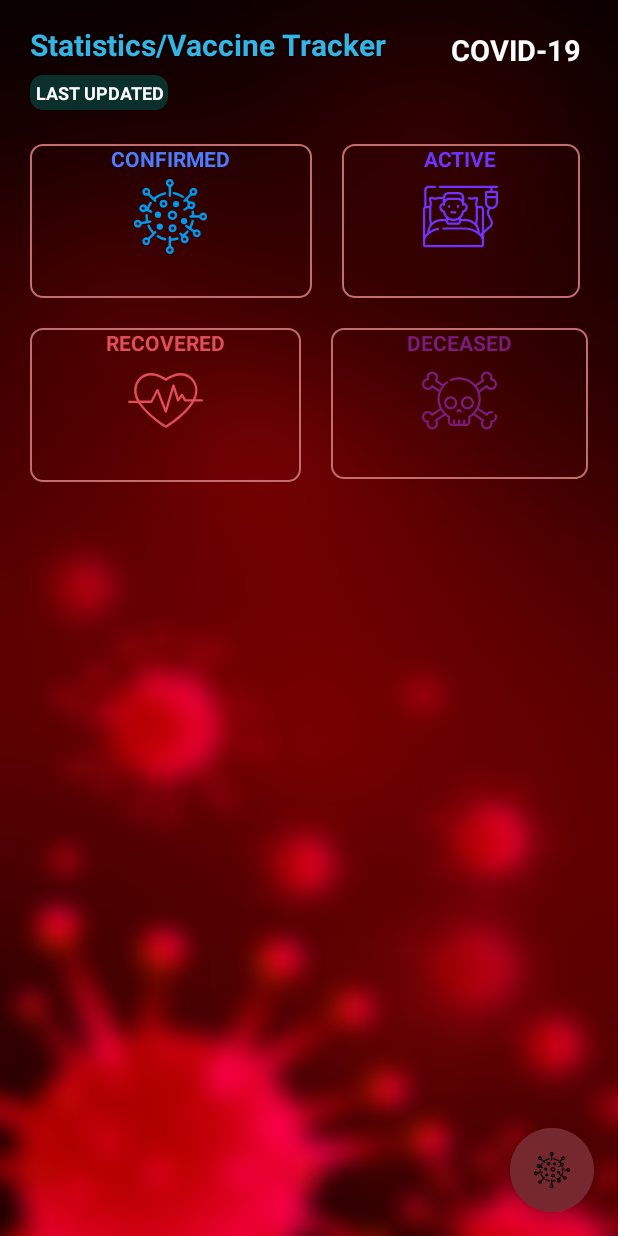
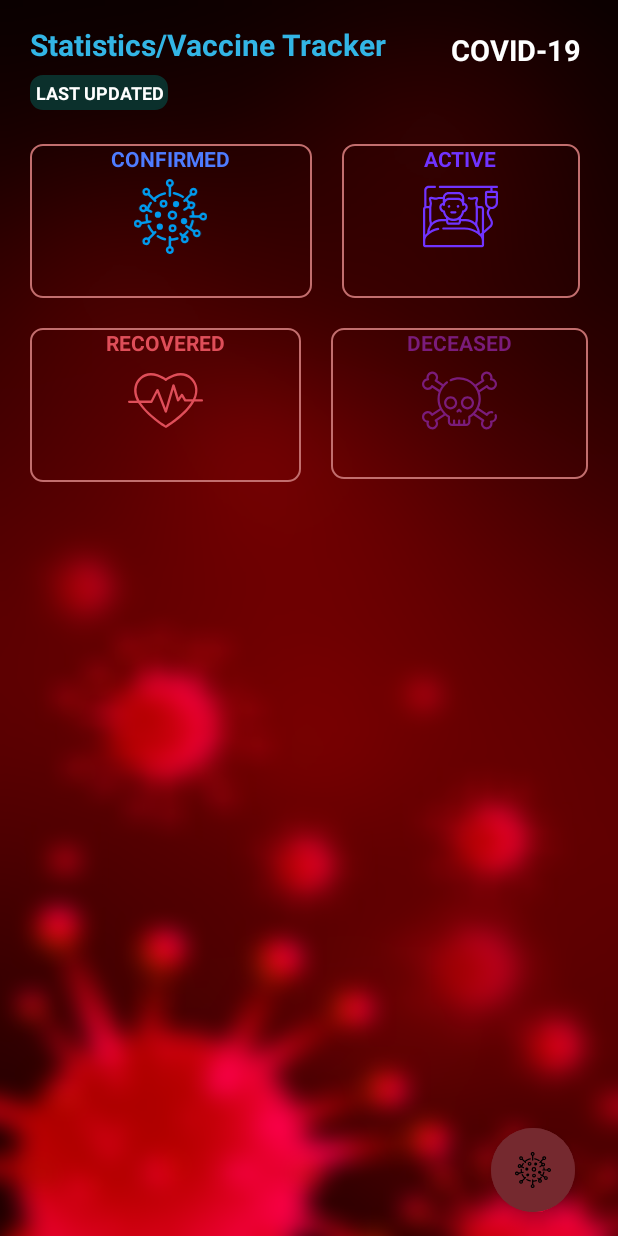
Before and after one commit to PreetishNiket/Covid19Tracker, an Android app: the screen it shows after launch once a user with an empty profile is signed in (MainActivity), on a phone screen of 412 x 824 dp. Run offline under Robolectric (Android 15) with nearby library versions, the phone set to English and light mode, and no system bars; network calls fail; 1 statement that could not run was skipped.

Commit message:
Added Fab and Classes needed

```diff
--- a/app/build.gradle
+++ b/app/build.gradle
@@ -43,5 +43,7 @@ dependencies {
     implementation 'org.jetbrains.kotlinx:kotlinx-coroutines-android:1.3.5'
     //swipe to refresh
     implementation 'androidx.swiperefreshlayout:swiperefreshlayout:1.1.0'
+    //volley
+    implementation 'com.android.volley:volley:1.2.0'
 
 }
--- /dev/null
+++ b/app/src/main/java/com/example/covid19tracker/listView/RecyclerViewAdapter.kt
@@ -0,0 +1,4 @@
+package com.example.covid19tracker.listView
+
+class RecyclerViewAdapter {
+}
--- /dev/null
+++ b/app/src/main/res/anim/fab_close.xml
@@ -0,0 +1,22 @@
+<?xml version="1.0" encoding="UTF-8"?>
+
+<set xmlns:android="http://schemas.android.com/apk/res/android"
+    android:fillAfter="true">
+
+    <scale
+        android:duration="300"
+        android:fromXScale="1.0"
+        android:fromYScale="1.0"
+        android:pivotX="50%"
+
+        android:pivotY="50%"
+        android:toXScale="0.0"
+        android:toYScale="0.0" />
+
+    <alpha
+        android:duration="300"
+        android:fromAlpha="1.0"
+
+        android:toAlpha="0.0" />
+
+</set>
--- /dev/null
+++ b/app/src/main/res/anim/fab_open.xml
@@ -0,0 +1,22 @@
+<?xml version="1.0" encoding="UTF-8"?>
+
+<set xmlns:android="http://schemas.android.com/apk/res/android"
+    android:fillAfter="true">
+
+    <scale
+        android:duration="300"
+        android:fromXScale="0.0"
+        android:fromYScale="0.0"
+
+        android:pivotX="50%"
+        android:pivotY="50%"
+        android:toXScale="1.0"
+        android:toYScale="1.0" />
+
+    <alpha
+        android:duration="300"
+        android:fromAlpha="0.0"
+
+        android:toAlpha="1.0" />
+
+</set>
--- /dev/null
+++ b/app/src/main/res/anim/rotate_anticlockwise.xml
@@ -0,0 +1,12 @@
+<?xml version="1.0" encoding="utf-8"?>
+<set xmlns:android="http://schemas.android.com/apk/res/android"
+    android:fillAfter="true">
+    <rotate
+        android:duration="300"
+        android:fromDegrees="0"
+        android:interpolator="@android:anim/linear_interpolator"
+        android:pivotX="50%"
+        android:pivotY="50%"
+        android:toDegrees="45" />
+
+</set>
--- /dev/null
+++ b/app/src/main/res/anim/rotate_clockwise.xml
@@ -0,0 +1,12 @@
+<?xml version="1.0" encoding="utf-8"?>
+<set xmlns:android="http://schemas.android.com/apk/res/android"
+android:fillAfter="true">
+<rotate
+    android:duration="300"
+    android:fromDegrees="45"
+    android:interpolator="@android:anim/linear_interpolator"
+    android:pivotX="50%"
+    android:pivotY="50%"
+    android:toDegrees="0"></rotate>
+
+</set>
--- a/app/src/main/res/layout/activity_main.xml
+++ b/app/src/main/res/layout/activity_main.xml
@@ -255,18 +255,20 @@
 
         <ListView
             android:id="@+id/list"
-            android:layout_width="wrap_content"
-            android:layout_height="wrap_content"
+            android:layout_width="match_parent"
+            android:layout_height="358dp"
             android:layout_below="@+id/topcover"
+            android:layout_marginTop="24dp"
+            android:background="@android:color/transparent"
             android:paddingLeft="16dp"
-            tools:listitem="@layout/list_item"
             android:paddingRight="16dp"
-            android:background="@android:color/transparent"
-            tools:listheader="@layout/list_header" />
+            tools:listheader="@layout/list_header"
+            tools:listitem="@layout/list_item" />
+
         <androidx.coordinatorlayout.widget.CoordinatorLayout
 
-            android:layout_width="match_parent"
-            android:layout_height="wrap_content"
+            android:layout_width="399dp"
+            android:layout_height="355dp"
             android:layout_alignParentBottom="true">
 
             <!-- Main content -->
@@ -275,10 +277,10 @@
                 android:id="@+id/Tracker_fab"
                 android:layout_width="wrap_content"
                 android:layout_height="wrap_content"
+                android:layout_gravity="bottom|end"
                 android:layout_margin="16dp"
-                android:layout_gravity="bottom|end"
+                android:backgroundTint="#75292f"
                 android:elevation="30dp"
-                android:backgroundTint="#75292f"
                 android:textAllCaps="false"
                 app:icon="@drawable/virus"
                 app:rippleColor="@color/recovered" />
@@ -295,8 +297,8 @@
                 android:elevation="30dp"
                 android:text="Crucial"
                 android:textAllCaps="false"
+                android:textColor="@color/white"
                 android:visibility="invisible"
-                android:textColor="@color/white"
                 app:iconTint="@color/recovered"
                 app:rippleColor="@color/recovered" />
             <!--                app:icon="@drawable/ic_essentials"-->
@@ -309,14 +311,14 @@
                 android:layout_marginEnd="16dp"
                 android:layout_marginBottom="134dp"
                 android:backgroundTint="@color/fab_extras"
-                android:textColor="@color/white"
-                app:iconTint="@color/recovered"
                 android:elevation="30dp"
                 android:text="Prevention"
                 android:textAllCaps="false"
+                android:textColor="@color/white"
                 android:visibility="invisible"
+                app:iconTint="@color/recovered"
                 app:rippleColor="@color/recovered" />
-<!--            app:icon="@drawable/ic_prevention"-->
+            <!--            app:icon="@drawable/ic_prevention"-->
 
             <com.google.android.material.floatingactionbutton.ExtendedFloatingActionButton
                 android:id="@+id/Symptoms_fab"
@@ -324,38 +326,56 @@
                 android:layout_height="wrap_content"
                 android:layout_gravity="bottom|end"
                 android:layout_marginEnd="16dp"
-                android:textColor="@android:color/white"
-                app:iconTint="@color/recovered"
-
                 android:layout_marginBottom="188dp"
                 android:backgroundTint="@color/fab_extras"
 
                 android:elevation="30dp"
                 android:text="Symptoms"
+
                 android:textAllCaps="false"
+                android:textColor="@android:color/white"
                 android:visibility="invisible"
+                app:iconTint="@color/recovered"
 
 
                 app:rippleColor="@color/recovered" />
-<!--            app:icon="@drawable/ic_symptoms"-->
+            <!--            app:icon="@drawable/ic_symptoms"-->
 
             <com.google.android.material.floatingactionbutton.ExtendedFloatingActionButton
                 android:id="@+id/About_fab"
                 android:layout_width="wrap_content"
                 android:layout_height="wrap_content"
                 android:layout_gravity="bottom|end"
-                android:textColor="@color/white"
-                app:iconTint="@color/recovered"
-
                 android:layout_marginEnd="16dp"
                 android:layout_marginBottom="242dp"
+
                 android:backgroundTint="@color/fab_extras"
-
                 android:elevation="30dp"
                 android:text="Covid-19"
+
                 android:textAllCaps="false"
+                android:textColor="@color/white"
                 android:visibility="invisible"
                 app:icon="@drawable/virus"
+                app:iconTint="@color/recovered"
+                app:rippleColor="@color/recovered" />
+
+            <com.google.android.material.floatingactionbutton.ExtendedFloatingActionButton
+                android:id="@+id/Vaccine_fab"
+                android:layout_width="wrap_content"
+                android:layout_height="wrap_content"
+                android:layout_gravity="bottom|end"
+                android:layout_marginEnd="16dp"
+                android:layout_marginBottom="299dp"
+
+                android:backgroundTint="@color/fab_extras"
+                android:elevation="30dp"
+                android:text="Vaccine Slots"
+                android:textAllCaps="false"
+                android:textColor="@color/white"
+                android:visibility="invisible"
+                app:icon="@drawable/virus"
+                app:iconTint="@color/recovered"
                 app:rippleColor="@color/recovered" />
 
         </androidx.coordinatorlayout.widget.CoordinatorLayout>
```
Also changed, not shown: app/src/main/AndroidManifest.xml (+9 -4 lines), app/src/main/java/com/example/covid19tracker/MainActivity.kt (+138 -2 lines), app/src/main/java/com/example/covid19tracker/VaccineActivity.kt (added, +12 -0 lines), app/src/main/java/com/example/covid19tracker/dataClass/SlotModal.kt (added, +26 -0 lines), app/src/main/java/com/example/covid19tracker/listView/StateListAdapter.kt (+10 -9 lines), app/src/main/res/layout/activity_vaccine.xml (added, +14 -0 lines), app/src/main/res/layout/center_rv_item.xml (added, +13 -0 lines), app/src/main/res/layout/item_rv.xml (added, +7 -0 lines), app/src/main/res/layout/rv_header.xml (added, +36 -0 lines).
